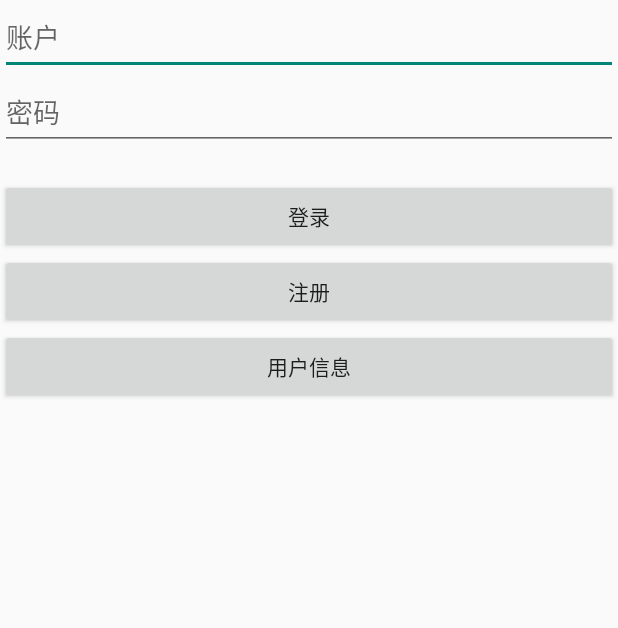
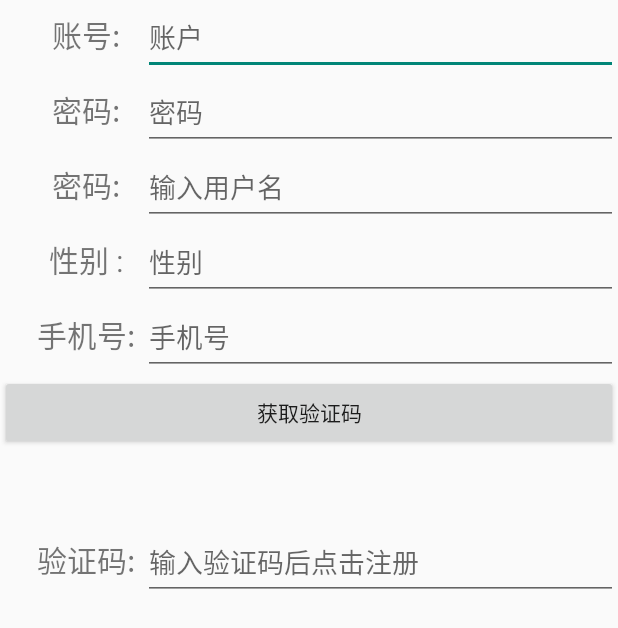
Before and after one commit to Sophomore-Android-Work/Translate, an Android app: the screen it shows after launch (LoginActivity before the commit, RegisterActivity after it), after a tap on "注册", on a phone screen of 412 x 824 dp. Shown: the top 628 px of the screen. Run offline under Robolectric (Android 15) with nearby library versions, the phone set to English and light mode, and no system bars; libraries missing offline, so code that uses them is left out: com.alibaba.fastjson, com.google.firebase.crashlytics.

Commit message:
注册功能实现

```diff
--- a/Translate_Service/src/main/java/pojo/User.java
+++ b/Translate_Service/src/main/java/pojo/User.java
@@ -14,13 +14,13 @@ public class User {
 
     }
 
-    public User(int id, String account, String name, String password, String sex, String birth) {
+    public User(int id, String account, String name, String password, String sex, String phone) {
         this.id = id;
         this.account = account;
         this.name = name;
         this.password = password;
         this.sex = sex;
-        this.phone = birth;
+        this.phone = phone;
     }
 
     public String SetUser(){
--- a/Translate_Service/src/main/java/servlet/LoginServlet.java
+++ b/Translate_Service/src/main/java/servlet/LoginServlet.java
@@ -80,8 +80,10 @@ public class LoginServlet extends HttpServlet {
             String account = request.getParameter("userAccount");
             String password = request.getParameter("userPassword");
             String name=request.getParameter("userName");
+            String sex = request.getParameter("sex");
+            String phone = request.getParameter("phone");
             //打印接受的参数
-            LogUtil.log("userAccount:"+account + ";userPassword:" + password+";userName:"+name);
+            LogUtil.log("userAccount:"+account + ";userPassword:" + password+";userName:"+name+";sex:"+sex+";phone:"+phone);
 
             User user = userService.selectUserByAccount(account);
             if(user!=null){
@@ -89,7 +91,7 @@ public class LoginServlet extends HttpServlet {
                     code = 300;
                     //"该账号已存在";
                 } else {
-                userService.InsertUser(new User(0,account,name,password,"",""));
+                userService.InsertUser(new User(0,account,name,password,sex,phone));
                 code = 400;
 //                        //"注册成功";
             }
--- a/app/src/main/java/com/example/tra/LoginActivity.java
+++ b/app/src/main/java/com/example/tra/LoginActivity.java
@@ -1,5 +1,6 @@
 package com.example.tra;
 
+import android.content.Intent;
 import android.os.AsyncTask;
 import android.os.Bundle;
 import android.os.Handler;
@@ -82,12 +83,15 @@ public class LoginActivity extends AppCompatActivity {
         register.setOnClickListener(new View.OnClickListener() {
             @Override
             public void onClick(View v) {
-                if (!(account.getText().toString().isEmpty())
-                        && !(password.getText().toString().isEmpty())) {
-                    register(account.getText().toString(), password.getText().toString());
-                } else {
-                    Toast.makeText(LoginActivity.this, "账号、密码都不能为空！", Toast.LENGTH_SHORT).show();
-                }
+                Intent intent = new Intent(LoginActivity.this,RegisterActivity.class);
+                startActivity(intent);
+
+//                if (!(account.getText().toString().isEmpty())
+//                        && !(password.getText().toString().isEmpty())) {
+//                    register(account.getText().toString(), password.getText().toString());
+//                } else {
+//                    Toast.makeText(LoginActivity.this, "账号、密码都不能为空！", Toast.LENGTH_SHORT).show();
+//                }
             }
         });
 
@@ -209,6 +213,7 @@ public class LoginActivity extends AppCompatActivity {
                     break;
                 case "200":
                     textView.setText(s+"：登录成功");
+//                    Intent intent  = new Intent()
                     break;
                 case "300":
                     textView.setText(s+"：该账号已存在");
--- /dev/null
+++ b/app/src/main/java/com/example/tra/RegisterActivity.java
@@ -0,0 +1,190 @@
+package com.example.tra;
+
+import androidx.appcompat.app.AppCompatActivity;
+
+import android.content.Intent;
+import android.os.AsyncTask;
+import android.os.Bundle;
+import android.util.Log;
+import android.view.View;
+import android.widget.Button;
+import android.widget.EditText;
+import android.widget.TextView;
+import android.widget.Toast;
+
+import com.google.firebase.crashlytics.buildtools.reloc.com.google.common.collect.Streams;
+
+import java.io.BufferedReader;
+import java.io.IOException;
+import java.io.InputStreamReader;
+import java.net.HttpURLConnection;
+import java.net.MalformedURLException;
+import java.net.URL;
+
+public class RegisterActivity extends AppCompatActivity {
+    private static int checkCode = 6666;
+    EditText edAccount;
+    EditText edPwd;
+    EditText edUsername;
+    EditText edSex;
+    EditText edPhone;
+    Button btnGetCheck;//获取验证码的按钮
+    EditText edCheck;//填写验证码的edittext
+    Button btnRegiter;
+    TextView textView;//显示状态码用的
+
+    String account ;
+    String password;
+    String username;
+    String sex ;
+    String phone ;
+
+
+    @Override
+    protected void onCreate(Bundle savedInstanceState) {
+        super.onCreate(savedInstanceState);
+        setContentView(R.layout.activity_register);
+
+        initView();
+
+        btnGetCheck.setOnClickListener(new View.OnClickListener() {
+            @Override
+            public void onClick(View view) {
+
+                Toast.makeText(RegisterActivity.this,"验证码已经发送"+checkCode,Toast.LENGTH_SHORT).show();
+                initView();
+                btnRegiter.setVisibility(View.VISIBLE);
+            }
+        });
+
+        btnRegiter.setOnClickListener(new View.OnClickListener() {
+            @Override
+            public void onClick(View view) {
+                account = edAccount.getText().toString();
+                password = edPwd.getText().toString();
+                username = edUsername.getText().toString();
+                sex = edSex.getText().toString();
+                phone = edPhone.getText().toString();
+                if(edCheck.getText().toString().equals("6666")){
+                    register(account,password,username,sex,phone);
+                    Intent intent = new Intent(RegisterActivity.this,LoginActivity.class);
+                    startActivity(intent);
+                    finish();
+                }else {
+                    Toast.makeText(RegisterActivity.this,"验证码错误",Toast.LENGTH_SHORT).show();
+                }
+            }
+        });
+    }
+
+    public void initView(){
+        edAccount = (EditText) findViewById(R.id.reg_account);
+        edPwd = (EditText) findViewById(R.id.reg_password);
+        edUsername = (EditText) findViewById(R.id.reg_username);
+        edSex = (EditText) findViewById(R.id.reg_sex);
+        edPhone = (EditText) findViewById(R.id.reg_phone);
+        btnGetCheck = (Button) findViewById(R.id.reg_getCheck);
+        edCheck = (EditText) findViewById(R.id.reg_check);
+        btnRegiter = (Button) findViewById(R.id.reg_register);
+        btnRegiter.setVisibility(View.INVISIBLE);
+        textView = (TextView) findViewById(R.id.tv_info);
+
+    }
+
+    private void register(String account, String password,String username,String sex,String phone) {
+        if (account.isEmpty()||password.isEmpty()){
+            Toast.makeText(RegisterActivity.this,"账号或者密码不能为空",Toast.LENGTH_SHORT).show();
+        }else {
+            String registerUrlStr = Constant.URL_Register + "?userAccount=" + account
+                    + "&userPassword=" + password
+                    +"&userName=" + username
+                    +"&sex=" + sex
+                    +"&phone=" + phone;
+            Log.d("JSON","指令："+registerUrlStr);
+            RegisterActivity.Login_AsyncTask login_asyncTask =new RegisterActivity.Login_AsyncTask();
+            login_asyncTask.execute(registerUrlStr);
+        }
+
+    }
+
+
+    class Login_AsyncTask extends AsyncTask<String, Integer, String> {
+
+        public Login_AsyncTask() {
+            Log.d("JSON","验证前");
+
+        }
+
+        @Override
+        public void onPreExecute() {
+            Log.w("JSON", "开始验证.........");
+        }
+
+        /**
+         * @param params 这里的params是一个数组，即AsyncTask在激活运行是调用execute()方法传入的参数
+         */
+        @Override
+        public String doInBackground(String... params) {
+            HttpURLConnection connection = null;
+            StringBuilder response = new StringBuilder();
+            try {
+//                URL url = new URL(params[0]); // 声明一个URL
+                URL url = new URL(params[0]);
+                connection = (HttpURLConnection) url.openConnection(); // 打开该URL连接
+                connection.setRequestMethod("GET"); // 设置请求方法，“POST或GET”，我们这里用GET，在说到POST的时候再用POST
+                connection.setConnectTimeout(80000); // 设置连接建立的超时时间
+                connection.setReadTimeout(80000); // 设置网络报文收发超时时间
+                BufferedReader reader =new BufferedReader(new InputStreamReader(connection.getInputStream()));
+                String line;
+                while ((line = reader.readLine()) != null) {
+                    response.append(line);
+                }
+            } catch (MalformedURLException e) {
+                e.printStackTrace();
+            } catch (IOException e) {
+                e.printStackTrace();
+            }
+            return response.toString(); // 这里返回的结果就作为onPostExecute方法的入参
+        }
+
+        @Override
+        protected void onProgressUpdate(Integer... values) {
+            // 如果在doInBackground方法，那么就会立刻执行本方法
+            // 本方法在UI线程中执行，可以更新UI元素，典型的就是更新进度条进度，一般是在下载时候使用
+        }
+
+        /**
+         * 运行在UI线程中，所以可以直接操作UI元素
+         * @param s
+         */
+        @Override
+        protected void onPostExecute(String s) {
+            Log.d("JSON",s);//打印服务器返回标签
+            //flag=true;
+            switch (s){
+                //判断返回的状态码，并把对应的说明显示在UI
+                case "100":
+                    textView.setText(s+"：登录失败，密码不匹配或账号未注册");
+                    break;
+                case "200":
+                    textView.setText(s+"：登录成功");
+                    break;
+                case "300":
+                    textView.setText(s+"：该账号已存在");
+                    break;
+                case "400":
+                    textView.setText(s+"：注册成功");
+                    break;
+                case "500":
+                    textView.setText(s+"：注册失败");
+                    break;
+                default:
+                    textView.setText("异常");
+            }
+            Log.d("JSON","验证后");
+        }
+    }
+
+
+
+}
--- /dev/null
+++ b/app/src/main/res/layout/activity_register.xml
@@ -0,0 +1,151 @@
+<?xml version="1.0" encoding="utf-8"?>
+<LinearLayout xmlns:android="http://schemas.android.com/apk/res/android"
+    xmlns:app="http://schemas.android.com/apk/res-auto"
+    xmlns:tools="http://schemas.android.com/tools"
+    android:layout_width="match_parent"
+    android:layout_height="match_parent"
+    android:orientation="vertical"
+    tools:context=".RegisterActivity">
+
+    <LinearLayout
+        android:layout_width="match_parent"
+        android:layout_height="50dp"
+        android:orientation="horizontal"
+        >
+        <TextView
+            android:layout_marginLeft="20dp"
+            android:layout_width="75dp"
+            android:layout_height="50dp"
+            android:text="账号:"
+            android:textSize="20dp"
+            android:textAlignment="center"
+            />
+        <EditText
+            android:id="@+id/reg_account"
+            android:layout_width="match_parent"
+            android:layout_height="50dp"
+            android:hint="账户" />
+    </LinearLayout>
+
+    <LinearLayout
+        android:layout_width="match_parent"
+        android:layout_height="50dp"
+        android:orientation="horizontal"
+        >
+        <TextView
+            android:layout_marginLeft="20dp"
+            android:layout_width="75dp"
+            android:layout_height="50dp"
+            android:text="密码:"
+            android:textSize="20dp"
+            android:textAlignment="center"
+            />
+        <EditText
+            android:id="@+id/reg_password"
+            android:layout_width="match_parent"
+            android:layout_height="50dp"
+            android:hint="密码" />
+    </LinearLayout>
+
+    <LinearLayout
+        android:layout_width="match_parent"
+        android:layout_height="50dp"
+        android:orientation="horizontal"
+        >
+        <TextView
+            android:layout_marginLeft="20dp"
+            android:layout_width="75dp"
+            android:layout_height="50dp"
+            android:text="密码:"
+            android:textSize="20dp"
+            android:textAlignment="center"
+            />
+        <EditText
+            android:id="@+id/reg_username"
+            android:layout_width="match_parent"
+            android:layout_height="50dp"
+            android:hint="输入用户名"/>
+    </LinearLayout>
+
+    <LinearLayout
+        android:layout_width="match_parent"
+        android:layout_height="50dp"
+        android:orientation="horizontal"
+        >
+        <TextView
+            android:layout_marginLeft="20dp"
+            android:layout_width="75dp"
+            android:layout_height="50dp"
+            android:text="性别 :"
+            android:textSize="20dp"
+            android:textAlignment="center"
+            />
+        <EditText
+            android:id="@+id/reg_sex"
+            android:layout_width="match_parent"
+            android:layout_height="50dp"
+            android:hint="性别" />
+    </LinearLayout>
+
+    <LinearLayout
+        android:layout_width="match_parent"
+        android:layout_height="50dp"
+        android:orientation="horizontal"
+        >
+        <TextView
+            android:layout_marginLeft="20dp"
+            android:layout_width="75dp"
+            android:layout_height="50dp"
+            android:text="手机号:"
+            android:textSize="20dp"
+            android:textAlignment="center"
+            />
+        <EditText
+            android:id="@+id/reg_phone"
+            android:layout_width="match_parent"
+            android:layout_height="50dp"
+            android:hint="手机号" />
+    </LinearLayout>
+
+
+
+
+    <Button
+        android:id="@+id/reg_getCheck"
+        android:layout_width="match_parent"
+        android:layout_height="50dp"
+        android:text="获取验证码" />
+
+    <LinearLayout
+        android:layout_marginTop="50dp"
+        android:layout_width="match_parent"
+        android:layout_height="50dp"
+        android:orientation="horizontal"
+        >
+        <TextView
+            android:layout_marginLeft="20dp"
+            android:layout_width="75dp"
+            android:layout_height="50dp"
+            android:text="验证码:"
+            android:textSize="20dp"
+            android:textAlignment="center"
+            />
+        <EditText
+            android:id="@+id/reg_check"
+            android:layout_width="match_parent"
+            android:layout_height="50dp"
+            android:hint="输入验证码后点击注册" />
+    </LinearLayout>
+
+    <Button
+        android:id="@+id/reg_register"
+        android:layout_width="match_parent"
+        android:layout_height="50dp"
+        android:text="注册" />
+
+    <TextView
+        android:layout_width="match_parent"
+        android:layout_height="wrap_content"
+        android:id="@+id/tv_info"/>
+
+</LinearLayout>
```
Also changed, not shown: app/src/main/AndroidManifest.xml (+17 -8 lines), app/src/main/java/com/example/tra/pojo/User.java (+14 -5 lines), 13 other files.
